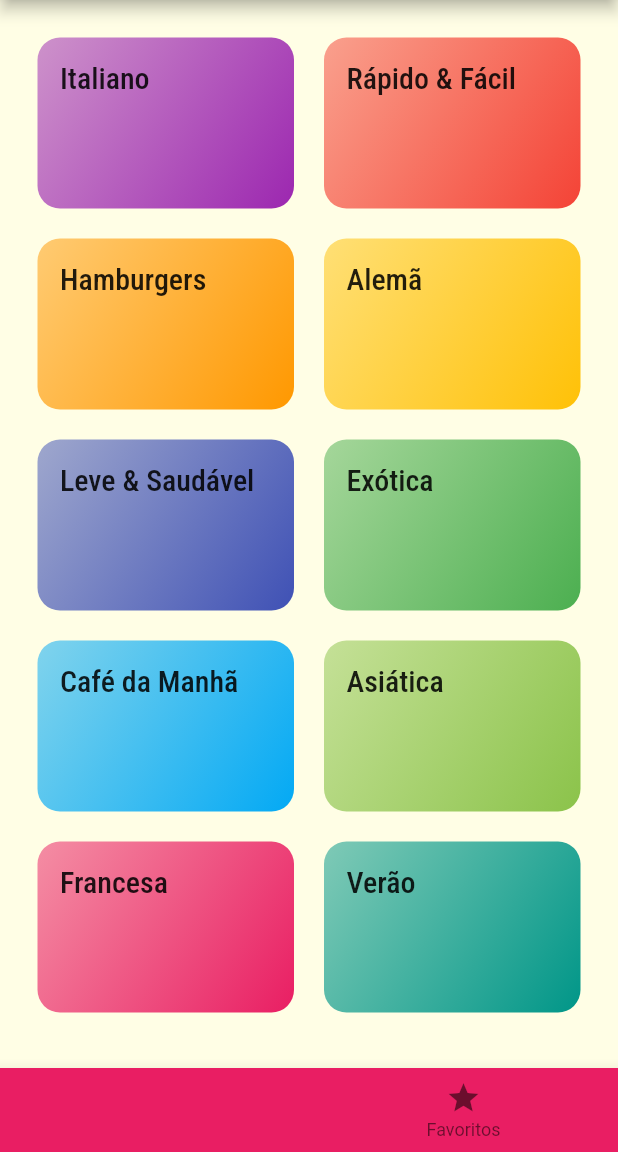
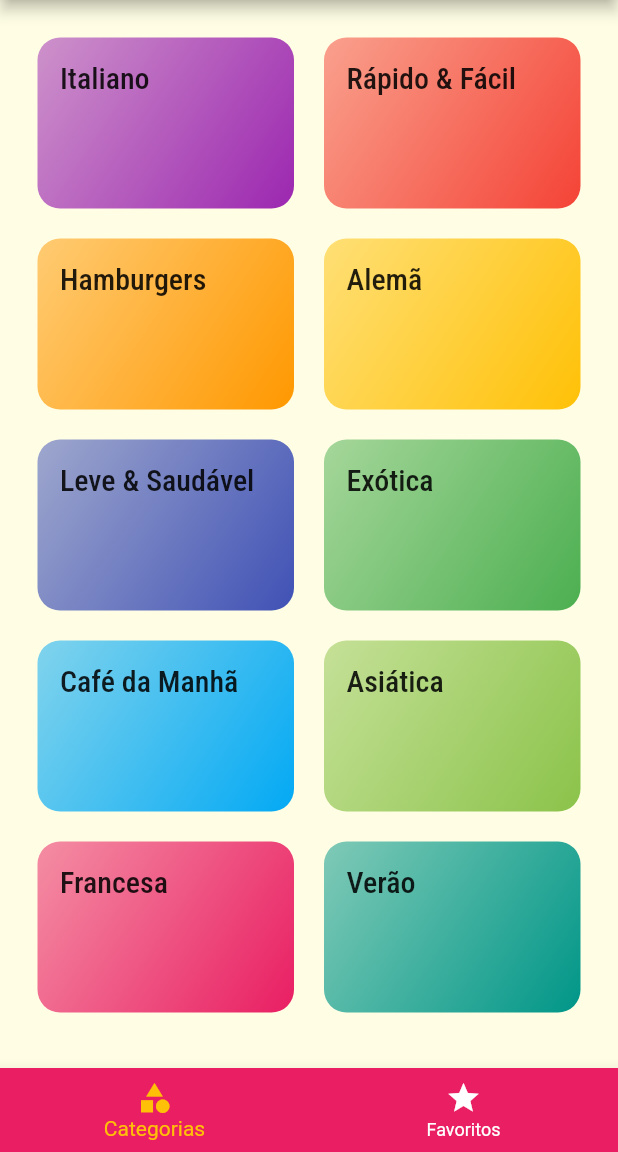
Before and after one commit to DeusdedithJhunior/App-Refeicoes-Receitas-Android-IOS, a Flutter app: the screen it shows after launch, on a phone screen of 412 x 824 dp, the part 84-1236 px from its top. Run offline on Flutter 3.47's test engine with Material 2 defaults, Android fonts, the phone set to English and light mode, and no system bars.

Commit message:
creating botton navigation bar

```diff
--- a/AppMeals/meals/lib/screens/tabs_screen.dart
+++ b/AppMeals/meals/lib/screens/tabs_screen.dart
@@ -34,6 +34,9 @@ class _TabsScreenState extends State<TabsScreen> {
       bottomNavigationBar: BottomNavigationBar(
         onTap: _selectScreen,
         backgroundColor: Theme.of(context).colorScheme.primary,
+        unselectedItemColor: Colors.white,
+        selectedItemColor: Theme.of(context).colorScheme.secondary,
+        currentIndex: _selectedScreenIndex,
         items: const [
           BottomNavigationBarItem(
               icon: Icon(Icons.category), label: 'Categorias'),
```
